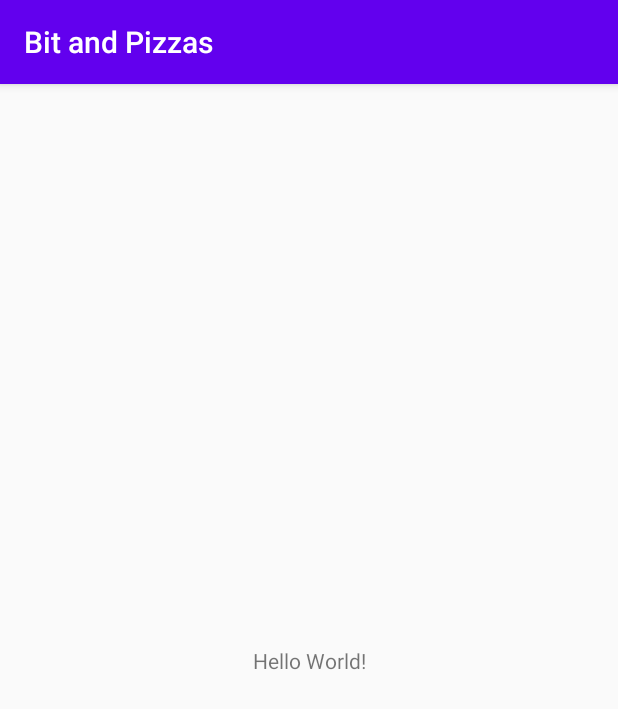
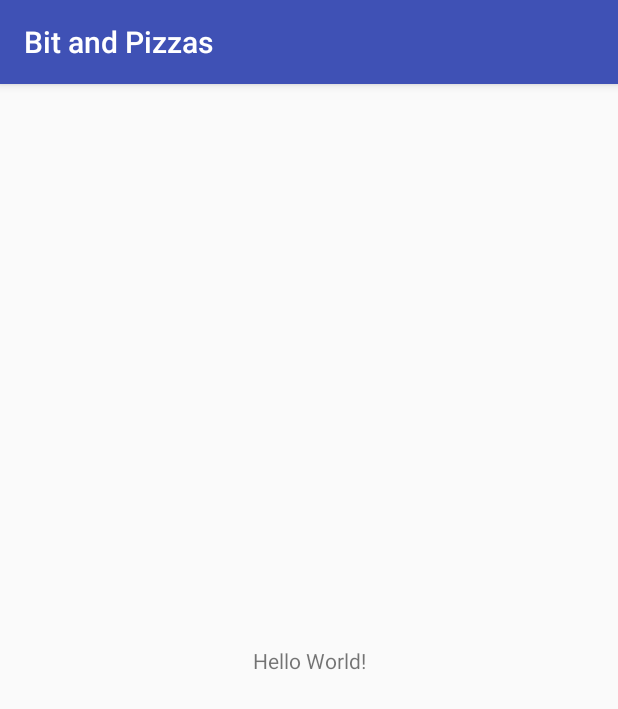
Before and after one commit to dgioto/BitandPizzas, an Android app: the screen it shows after launch (MainActivity), on a phone screen of 412 x 824 dp. Shown: the top 709 px of the screen. Run offline under Robolectric (Android 15) with nearby library versions, the phone set to English and light mode, and no system bars.

Commit message:
изменение темы

```diff
--- a/app/src/main/AndroidManifest.xml
+++ b/app/src/main/AndroidManifest.xml
@@ -8,7 +8,7 @@
         android:label="@string/app_name"
         android:roundIcon="@mipmap/ic_launcher_round"
         android:supportsRtl="true"
-        android:theme="@style/Theme.BitAndPizzas">
+        android:theme="@style/Theme.AppTheme">
         <activity android:name=".MainActivity">
             <intent-filter>
                 <action android:name="android.intent.action.MAIN" />
--- a/app/src/main/res/values/colors.xml
+++ b/app/src/main/res/values/colors.xml
@@ -7,4 +7,8 @@
     <color name="teal_700">#FF018786</color>
     <color name="black">#FF000000</color>
     <color name="white">#FFFFFFFF</color>
+
+    <color name="colorPrimary">#3F51B5</color>
+    <color name="colorPrimaryDark">#303F9F</color>
+    <color name="colorAccent">#FF4081</color>
 </resources>
--- a/app/src/main/res/values/themes.xml
+++ b/app/src/main/res/values/themes.xml
@@ -7,4 +7,11 @@
         <item name="colorAccent">@color/teal_200</item>
         <!-- Customize your theme here. -->
     </style>
+
+    <style name="Theme.AppTheme" parent="Theme.AppCompat.Light.DarkActionBar">
+        <!-- Customize your theme here. -->
+        <item name="colorPrimary">@color/colorPrimary</item>
+        <item name="colorPrimaryDark">@color/colorPrimaryDark</item>
+        <item name="colorAccent">@color/colorAccent</item>
+    </style>
 </resources>
```
